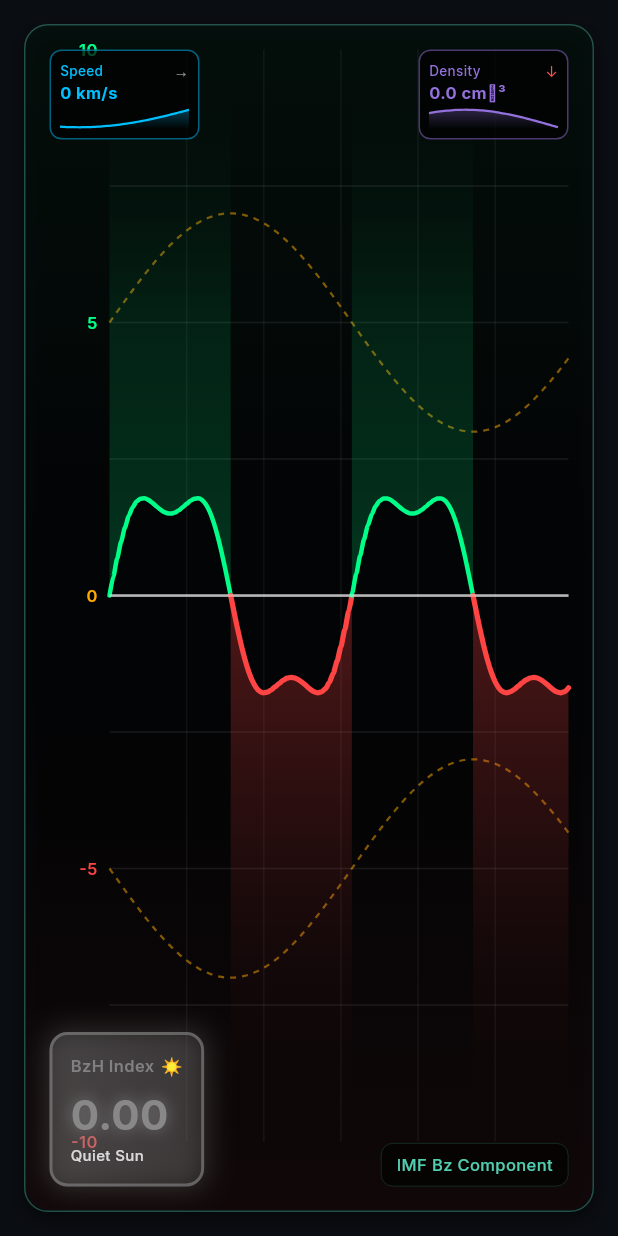
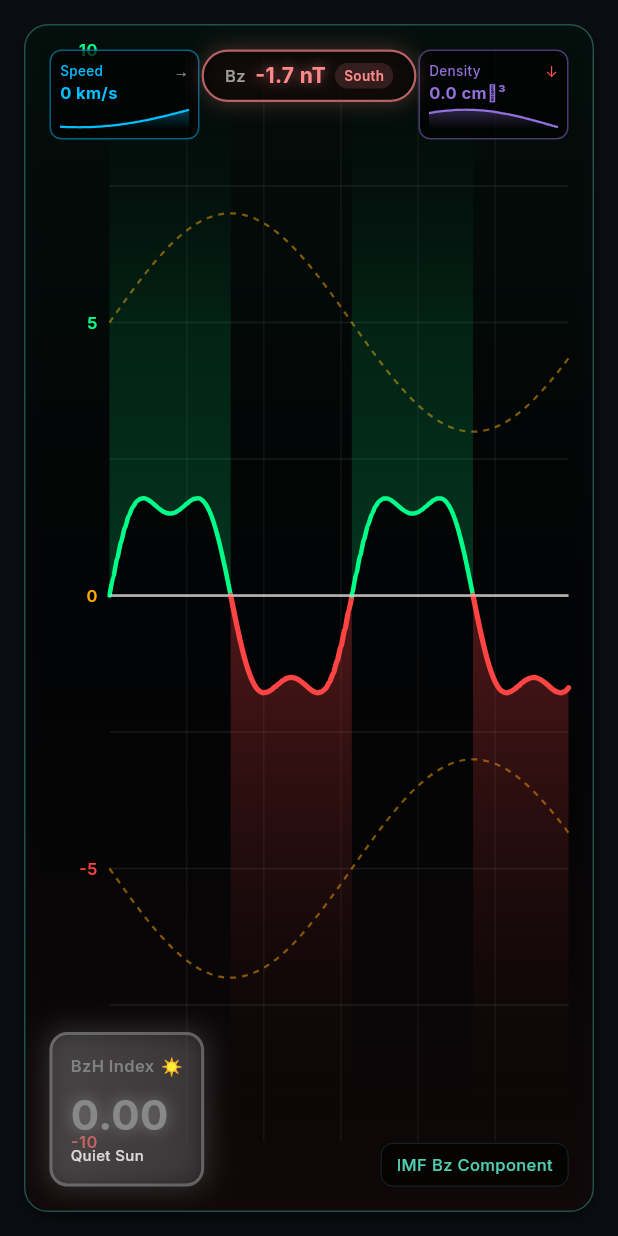
Before and after one commit to AuroraViking/aurora-viking-staff, a Flutter app: the ForecastChartWidget widget shown alone on an empty page, opened directly with empty values, on a phone screen of 412 x 824 dp. Run offline on Flutter 3.47's test engine with Material 3 defaults, Android fonts, the phone set to English and light mode, and no system bars; drawn by our look-alikes of fl_chart; our stand-ins replace cloud_firestore, cloud_functions, firebase_auth, firebase_core, firebase_messaging, flutter_dotenv and 12 more; missing offline and left inert: googleapis, photo_manager; accounts and stored records are empty; generated files the repository leaves out were written again; network calls fail.

Commit message:
feat: add current Bz badge to chart top-center, fix tooltip to show Bz by index, dark tooltip bg

```diff
--- a/lib/modules/forecast/widgets/forecast_chart_widget.dart
+++ b/lib/modules/forecast/widgets/forecast_chart_widget.dart
@@ -357,13 +357,16 @@ class _ForecastChartWidgetState extends State<ForecastChartWidget> with SingleTi
                         backgroundColor: Colors.transparent,
                         lineTouchData: LineTouchData(
                           touchTooltipData: LineTouchTooltipData(
+                            tooltipBgColor: const Color(0xFF0D1117),
                             tooltipBorder: BorderSide(
-                              color: Colors.tealAccent.withOpacity(0.3),
-                              width: 1,
+                              color: Colors.tealAccent.withOpacity(0.5),
+                              width: 1.5,
                             ),
                             tooltipRoundedRadius: 8,
                             tooltipPadding: const EdgeInsets.all(10),
                             tooltipMargin: 8,
+                            fitInsideVertically: true,
+                            fitInsideHorizontally: true,
                             getTooltipItems: (touchedSpots) => _buildTooltipItems(touchedSpots, bzValues, btValues, times, yLimit),
                           ),
                           handleBuiltInTouches: true,
@@ -414,6 +417,16 @@ class _ForecastChartWidgetState extends State<ForecastChartWidget> with SingleTi
                       trend: _getTrendIndicator(densityValues),
                     ),
                   ),
+
+                // Current Bz value badge (top center)
+                Positioned(
+                  top: 16,
+                  left: 0,
+                  right: 0,
+                  child: Center(
+                    child: _buildCurrentBzBadge(bzValues),
+                  ),
+                ),
               ],
             ),
           ),
@@ -734,6 +747,85 @@ class _ForecastChartWidgetState extends State<ForecastChartWidget> with SingleTi
     );
   }
 
+  Widget _buildCurrentBzBadge(List<double> bzValues) {
+    if (bzValues.isEmpty) return const SizedBox.shrink();
+
+    final currentBz = bzValues.last;
+    final Color color;
+    final String status;
+    if (currentBz < -2) {
+      color = _negativeColor;
+      status = 'South ✓';
+    } else if (currentBz < 0) {
+      color = const Color(0xFFFF8888);
+      status = 'South';
+    } else if (currentBz < 2) {
+      color = _neutralColor;
+      status = 'Near zero';
+    } else {
+      color = _positiveColor;
+      status = 'North';
+    }
+
+    final sign = currentBz >= 0 ? '+' : '';
+
+    return Container(
+      padding: const EdgeInsets.symmetric(horizontal: 14, vertical: 6),
+      decoration: BoxDecoration(
+        color: Colors.black.withOpacity(0.75),
+        borderRadius: BorderRadius.circular(20),
+        border: Border.all(color: color.withOpacity(0.7), width: 1.5),
+        boxShadow: [
+          BoxShadow(
+            color: color.withOpacity(0.25 + _pulseAnimation.value * 0.15),
+            blurRadius: 12,
+            spreadRadius: 1,
+          ),
+        ],
+      ),
+      child: Row(
+        mainAxisSize: MainAxisSize.min,
+        children: [
+          Text(
+            'Bz  ',
+            style: TextStyle(
+              color: Colors.white.withOpacity(0.6),
+              fontSize: 11,
+              fontWeight: FontWeight.w500,
+            ),
+          ),
+          Text(
+            '$sign${currentBz.toStringAsFixed(1)} nT',
+            style: TextStyle(
+              color: color,
+              fontSize: 14,
+              fontWeight: FontWeight.bold,
+              shadows: [
+                Shadow(color: color.withOpacity(0.6), blurRadius: 8),
+              ],
+            ),
+          ),
+          const SizedBox(width: 6),
+          Container(
+            padding: const EdgeInsets.symmetric(horizontal: 6, vertical: 2),
+            decoration: BoxDecoration(
+              color: color.withOpacity(0.15),
+              borderRadius: BorderRadius.circular(10),
+            ),
+            child: Text(
+              status,
+              style: TextStyle(
+                color: color,
+                fontSize: 9,
+                fontWeight: FontWeight.w600,
+              ),
+            ),
+          ),
+        ],
+      ),
+    );
+  }
+
   Widget _buildChartInfo(int? earthImpactIndex) {
     return Container(
       padding: const EdgeInsets.symmetric(horizontal: 10, vertical: 6),
@@ -780,49 +872,47 @@ class _ForecastChartWidgetState extends State<ForecastChartWidget> with SingleTi
       ) {
     if (touchedSpots.isEmpty) return [];
 
-    final spot = touchedSpots.first;
-    final index = spot.x.toInt();
-    if (index >= times.length) return [null];
+    // Use the X position of the first touched spot to look up the index.
+    // This is more reliable than matching by Y value across multiple segments.
+    final index = touchedSpots.first.x.toInt().clamp(0, bzValues.length - 1);
+    if (index >= times.length || bzValues.isEmpty) return [null];
 
-    // Check if this is a Bz value
-    final isBzValue = index < bzValues.length &&
-        (spot.y - bzValues[index]).abs() < 0.5;
+    final bzValue = bzValues[index];
+    final bzColor = _getColorForValue(bzValue, yLimit);
+    final isNegative = bzValue < 0;
+    final timeLabel = index < times.length ? times[index] : '';
 
-    // Check if this is a Bt value
-    final isBtPositive = index < btValues.length &&
-        (spot.y - btValues[index]).abs() < 0.5;
-    final isBtNegative = index < btValues.length &&
-        (spot.y - (-btValues[index])).abs() < 0.5;
+    // Build the primary Bz tooltip line
+    final StringBuffer sb = StringBuffer();
+    if (timeLabel.isNotEmpty) sb.writeln(timeLabel);
+    sb.write('Bz: ${bzValue.toStringAsFixed(1)} nT');
+    sb.write('\n${isNegative ? "✓ Good for Aurora" : "✗ Not favorable"}');
 
-    if (isBzValue) {
-      final bzValue = bzValues[index];
-      final color = _getColorForValue(bzValue, yLimit);
-      final isNegative = bzValue < 0;
-      return [
-        LineTooltipItem(
-          '${times[index]}\nBz: ${bzValue.toStringAsFixed(1)} nT\n${isNegative ? "✓ Good for Aurora" : "✗ Not favorable"}',
-          TextStyle(
-            color: color,
-            fontSize: 11,
-            fontWeight: FontWeight.bold,
-          ),
-        ),
-      ];
-    } else if (isBtPositive || isBtNegative) {
-      final btValue = btValues[index];
-      return [
-        LineTooltipItem(
-          '${times[index]}\nBt: ${btValue.toStringAsFixed(1)} nT',
-          const TextStyle(
-            color: _btColor,
-            fontSize: 11,
-            fontWeight: FontWeight.bold,
-          ),
-        ),
-      ];
+    // Optionally append Bt value
+    if (index < btValues.length) {
+      sb.write('\nBt: ${btValues[index].toStringAsFixed(1)} nT');
     }
 
-    return [null];
+    // Return one item per touched spot (hide extra spots by returning null)
+    return List.generate(touchedSpots.length, (i) {
+      if (i == 0) {
+        return LineTooltipItem(
+          sb.toString(),
+          TextStyle(
+            color: bzColor,
+            fontSize: 12,
+            fontWeight: FontWeight.bold,
+            shadows: [
+              Shadow(
+                color: bzColor.withOpacity(0.4),
+                blurRadius: 6,
+              ),
+            ],
+          ),
+        );
+      }
+      return null;
+    });
   }
 
   /// Get trend indicator arrow based on recent values
```
